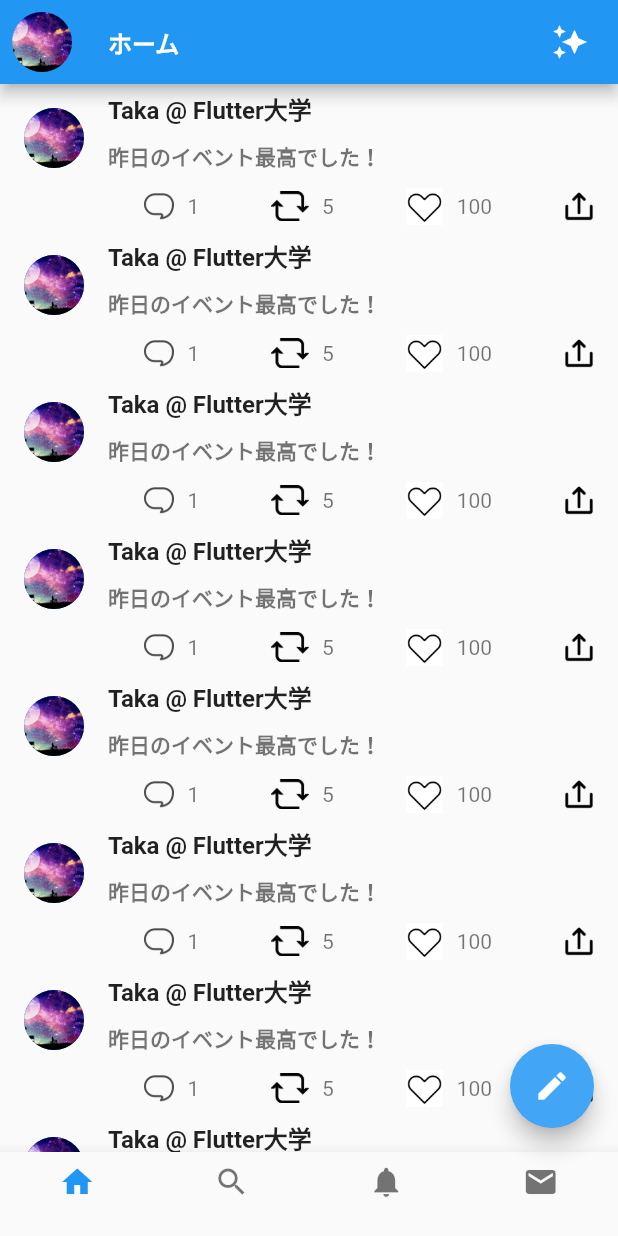
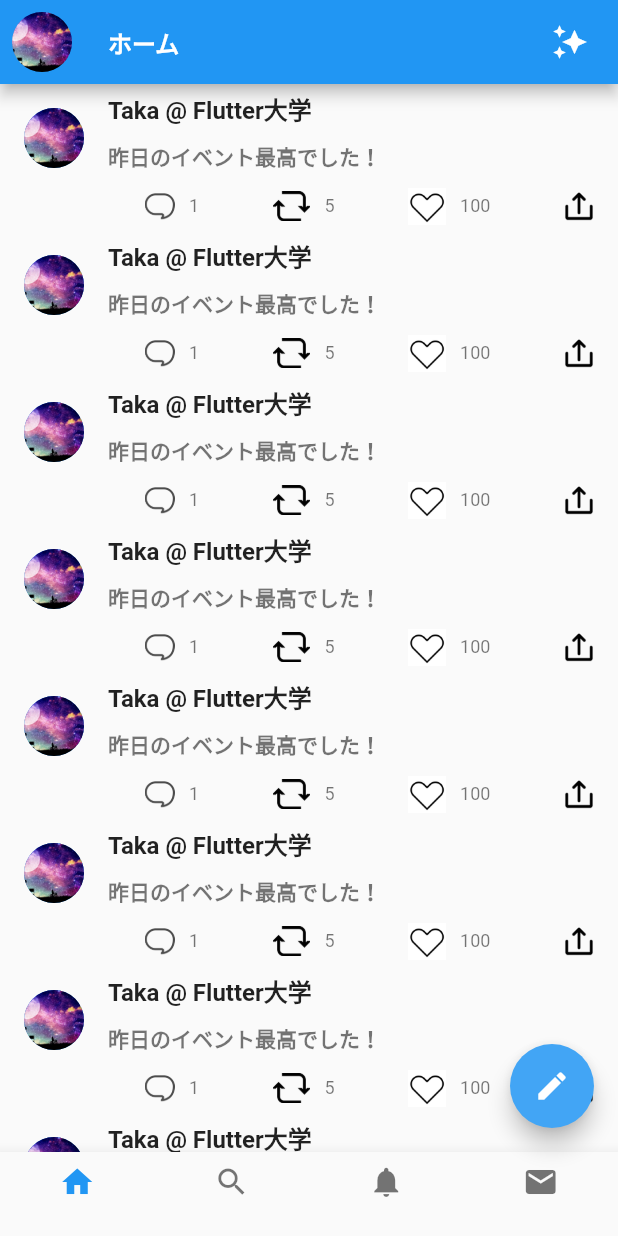
Before and after one commit to Takatoshi-ish/flutter_twitter_ui, a Flutter app: the screen it shows after launch, on a phone screen of 412 x 824 dp. Run offline on Flutter 3.47's test engine with Material 2 defaults, Android fonts, the phone set to English and light mode, and no system bars.

Commit message:
数値の文字サイズ調整

```diff
--- a/lib/main.dart
+++ b/lib/main.dart
@@ -138,17 +138,26 @@ class TweetTile extends StatelessWidget {
                 width: 15,
               ),
               IconContainer('assets/comment.png', 20, 20),
-              const Text('1'),
+              const Text(
+                '1',
+                style: TextStyle(fontSize: 12),
+              ),
               const SizedBox(
                 width: 30,
               ),
               IconContainer('assets/repeat.png', 25, 20),
-              const Text('5'),
+              const Text(
+                '5',
+                style: TextStyle(fontSize: 12),
+              ),
               const SizedBox(
                 width: 30,
               ),
               IconContainer('assets/heart.png', 25, 25),
-              const Text('100'),
+              const Text(
+                '100',
+                style: TextStyle(fontSize: 12),
+              ),
               const SizedBox(
                 width: 30,
               ),
```
